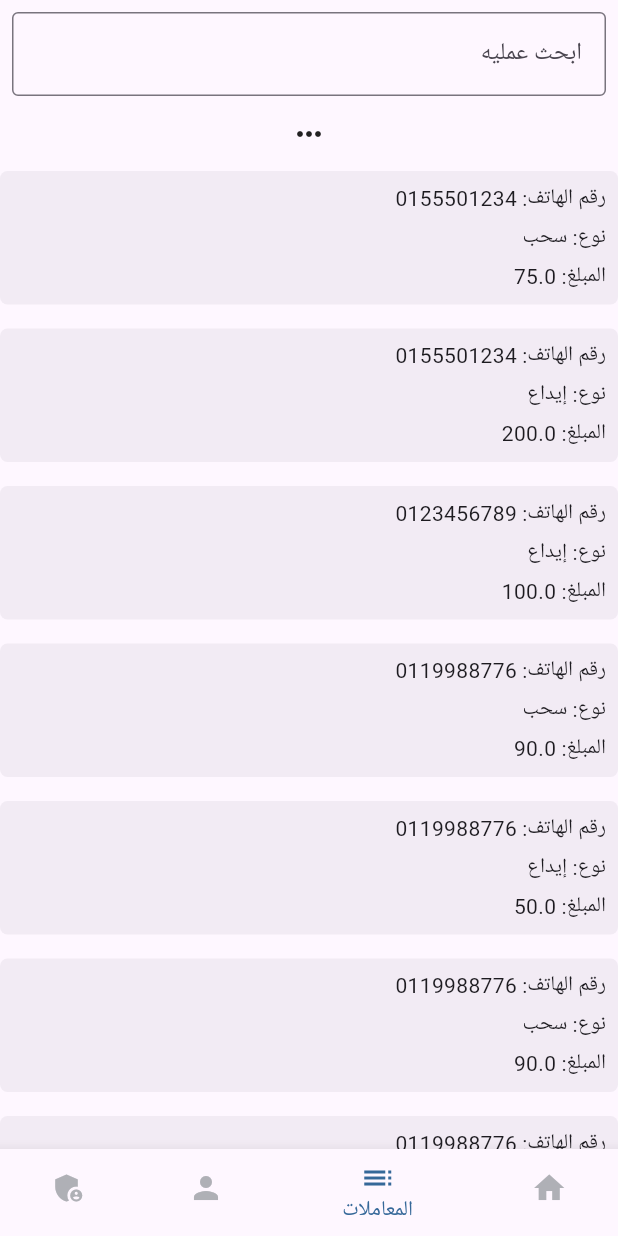
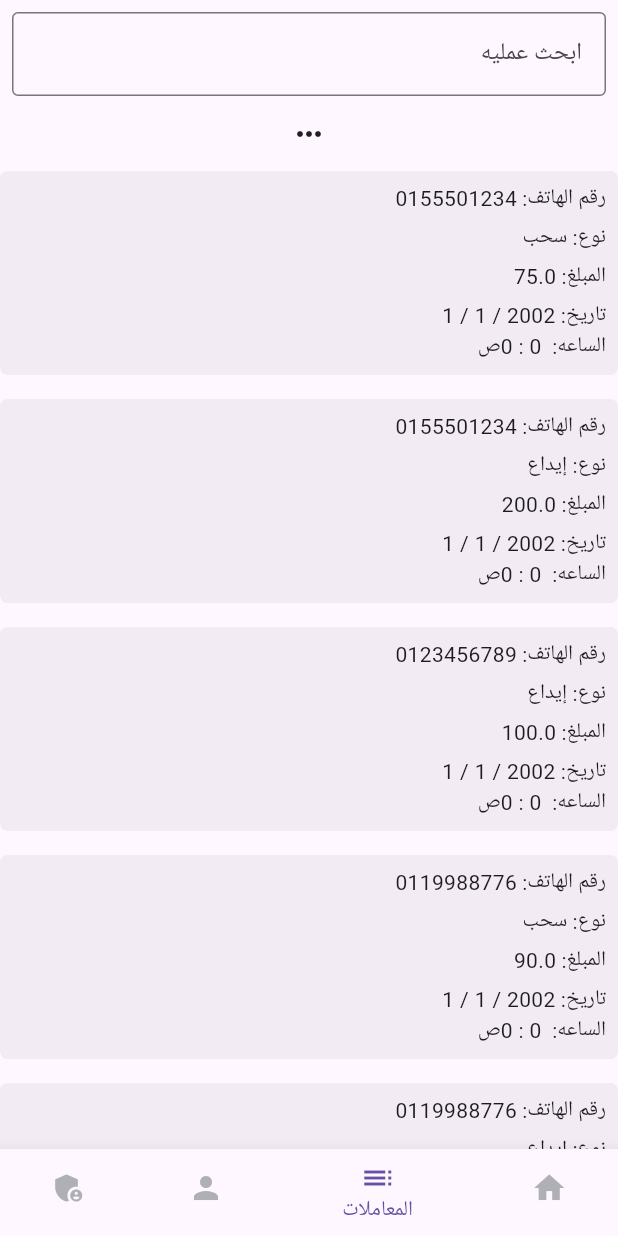
Before and after one commit to AliAshrafAnwaar/transaction_app, a Flutter app: the screen it shows after launch, item 2 of the bottom bar chosen, on a phone screen of 412 x 824 dp. Run offline on Flutter 3.47's test engine with Material 3 defaults, Android fonts, the phone set to English and light mode, and no system bars; missing offline and left inert: omni_datetime_picker.

Commit message:
added DateTime to model for transaction

```diff
--- a/lib/data/model/client.dart
+++ b/lib/data/model/client.dart
@@ -1,5 +1,3 @@
-import 'dart:collection';
-
 import 'package:transaction_app/data/model/transaction.dart';
 
 class Client {
@@ -35,18 +33,15 @@ class Client {
 
   // Add to Alltransactions and to Client
   void addClient(Client client) {
-    print(client.phoneNumber);
     for (var c in clients) {
-      print('${client.phoneNumber} + ${c.phoneNumber}');
       if (client.phoneNumber == c.phoneNumber) {
         c.transactions!.add(client.transactions![0]);
-        allTransactions.add(client.transactions![0]);
+        allTransactions.insert(0, client.transactions![0]);
         return;
       }
     }
     clients.add(client);
     allTransactions.insert(0, client.transactions![0]);
-    print(2);
     return;
   }
 
@@ -129,24 +124,28 @@ List<Transaction> trans1 = [
     payMethod: 'بطاقة',
     type: 'سحب',
     phoneNumber: '0155501234',
+    time: DateTime(2002),
   ),
   Transaction(
     amount: 200,
     payMethod: 'تحويل',
     type: 'إيداع',
     phoneNumber: '0155501234',
+    time: DateTime(2002),
   ),
   Transaction(
     amount: 100,
     payMethod: 'تحويل',
     type: 'إيداع',
     phoneNumber: '0123456789',
+    time: DateTime(2002),
   ),
   Transaction(
     amount: 90,
     payMethod: 'نقدي',
     type: 'سحب',
     phoneNumber: '0119988776',
+    time: DateTime(2002),
   ),
 ];
 
@@ -156,12 +155,14 @@ List<Transaction> trans2 = [
     payMethod: 'نقدي',
     type: 'شراء',
     phoneNumber: '0123456789',
+    time: DateTime(2002),
   ),
   Transaction(
     amount: 100,
     payMethod: 'تحويل',
     type: 'إيداع',
     phoneNumber: '0123456789',
+    time: DateTime(2002),
   ),
 ];
 
@@ -171,24 +172,28 @@ List<Transaction> trans3 = [
     payMethod: 'بطاقة',
     type: 'سحب',
     phoneNumber: '0155501234',
+    time: DateTime(2002),
   ),
   Transaction(
     amount: 200,
     payMethod: 'تحويل',
     type: 'إيداع',
     phoneNumber: '0155501234',
+    time: DateTime(2002),
   ),
   Transaction(
     amount: 100,
     payMethod: 'تحويل',
     type: 'إيداع',
     phoneNumber: '0123456789',
+    time: DateTime(2002),
   ),
   Transaction(
     amount: 90,
     payMethod: 'نقدي',
     type: 'سحب',
     phoneNumber: '0119988776',
+    time: DateTime(2002),
   ),
 ];
 
@@ -198,11 +203,13 @@ List<Transaction> trans4 = [
     payMethod: 'تحويل',
     type: 'إيداع',
     phoneNumber: '0123456789',
+    time: DateTime(2002),
   ),
   Transaction(
     amount: 90,
     payMethod: 'نقدي',
     type: 'سحب',
+    time: DateTime(2002),
     phoneNumber: '0119988776',
   ),
 ];
@@ -213,16 +220,19 @@ List<Transaction> allTransactions = [
     amount: 75,
     payMethod: 'بطاقة',
     type: 'سحب',
+    time: DateTime(2002),
     phoneNumber: '0155501234',
   ),
   Transaction(
     amount: 200,
     payMethod: 'تحويل',
     type: 'إيداع',
+    time: DateTime(2002),
     phoneNumber: '0155501234',
   ),
   Transaction(
     amount: 100,
+    time: DateTime(2002),
     payMethod: 'تحويل',
     type: 'إيداع',
     phoneNumber: '0123456789',
@@ -230,23 +240,27 @@ List<Transaction> allTransactions = [
   Transaction(
     amount: 90,
     payMethod: 'نقدي',
+    time: DateTime(2002),
     type: 'سحب',
     phoneNumber: '0119988776',
   ),
   Transaction(
     amount: 50,
     payMethod: 'بطاقة',
+    time: DateTime(2002),
     type: 'إيداع',
     phoneNumber: '0119988776',
   ),
   Transaction(
     amount: 90,
     payMethod: 'نقدي',
+    time: DateTime(2002),
     type: 'سحب',
     phoneNumber: '0119988776',
   ),
   Transaction(
     amount: 50,
+    time: DateTime(2002),
     payMethod: 'بطاقة',
     type: 'إيداع',
     phoneNumber: '0119988776',
@@ -254,6 +268,7 @@ List<Transaction> allTransactions = [
   Transaction(
     amount: 100,
     payMethod: 'تحويل',
+    time: DateTime(2002),
     type: 'إيداع',
     phoneNumber: '0123456789',
   ),
--- a/lib/data/model/transaction.dart
+++ b/lib/data/model/transaction.dart
@@ -3,20 +3,23 @@ class Transaction {
   late final String id;
   final double amount;
   final String type;
+  final DateTime time;
   final String payMethod;
 
   Transaction(
       {required this.amount,
       required this.payMethod,
       required this.type,
-      required this.phoneNumber});
+      required this.phoneNumber,
+      required this.time});
 
   void fromFirestore(Map<String, dynamic> json) {
     Transaction(
         amount: json['amount'],
         payMethod: json['payMethod'],
         type: json['type'],
-        phoneNumber: json['phoneNumber']);
+        phoneNumber: json['phoneNumber'],
+        time: json['time']);
   }
 
   Map<String, dynamic> toFirestore() {
@@ -26,6 +29,7 @@ class Transaction {
       'payMethod': payMethod,
       'type': type,
       'phoneNumber': phoneNumber,
+      'time': time
     };
   }
 }
--- a/lib/features/display/all_transactions.dart
+++ b/lib/features/display/all_transactions.dart
@@ -20,7 +20,6 @@ class _AllTransactionsState extends State<AllTransactions> {
     super.initState();
     filteredClients =
         List.from(allTransactions); // Initialize with all transactions
-
     // Add listener to search controller
     searchController.addListener(() {
       filterClients();
@@ -39,7 +38,7 @@ class _AllTransactionsState extends State<AllTransactions> {
     });
   }
 
-  void sortClients() {
+  void sortClients({bool? byPhone}) {
     if (sortOption == 'phoneNumber') {
       filteredClients.sort((a, b) => a.phoneNumber.compareTo(b.phoneNumber));
     }
@@ -89,6 +88,13 @@ class _AllTransactionsState extends State<AllTransactions> {
                         Text('نوع: ${filteredClients[index].type}'),
                         const SizedBox(height: 5),
                         Text('المبلغ: ${filteredClients[index].amount}'),
+                        const SizedBox(
+                          height: 5,
+                        ),
+                        Text(
+                            'تاريخ: ${filteredClients[index].time.year} / ${filteredClients[index].time.month} / ${filteredClients[index].time.day}'),
+                        Text(
+                            'الساعه:  ${(filteredClients[index].time.hour > 12) ? '${filteredClients[index].time.hour - 12}:${filteredClients[index].time.minute}' : '${filteredClients[index].time.hour} : ${filteredClients[index].time.minute}'}${(filteredClients[index].time.hour > 12) ? 'م' : 'ص'}')
                       ],
                     ),
                   ),
--- a/lib/features/display/edit_user_transaction_screen.dart
+++ b/lib/features/display/edit_user_transaction_screen.dart
@@ -54,6 +54,7 @@ class _EditUserTransactionScreenState extends State<EditUserTransactionScreen> {
           amount: double.parse(_amountController.text),
           payMethod: _payMethodController.text,
           type: _typeController.text,
+          time: DateTime.now(),
           phoneNumber: widget.client.phoneNumber!);
       widget.client
           .editTransaction(widget.client, transaction, widget.transaction);
--- a/lib/features/home/home.dart
+++ b/lib/features/home/home.dart
@@ -31,7 +31,7 @@ class _HomeScreenState extends State<HomeScreen> {
     return Scaffold(
       body: _pages[_selectedIndex], // Display the selected page
       bottomNavigationBar: BottomNavigationBar(
-        selectedItemColor: AppColors.primaryBlue,
+        selectedItemColor: const Color.fromARGB(255, 103, 80, 164),
         unselectedItemColor: AppColors.hintColor,
         items: const <BottomNavigationBarItem>[
           BottomNavigationBarItem(
--- a/pubspec.yaml
+++ b/pubspec.yaml
@@ -38,6 +38,7 @@ dependencies:
   # The following adds the Cupertino Icons font to your application.
   # Use with the CupertinoIcons class for iOS style icons.
   cupertino_icons: ^1.0.8
+  omni_datetime_picker: ^2.0.5
 
 dev_dependencies:
   flutter_test:
```
Also changed, not shown: lib/core/app_colors.dart (+1 -14 lines), lib/features/home/application.dart (+27 -6 lines), lib/features/shared/styled_textField.dart (+6 -2 lines), lib/main.dart (+8 -0 lines), lib/test.dart (added, +47 -0 lines), pubspec.lock.
